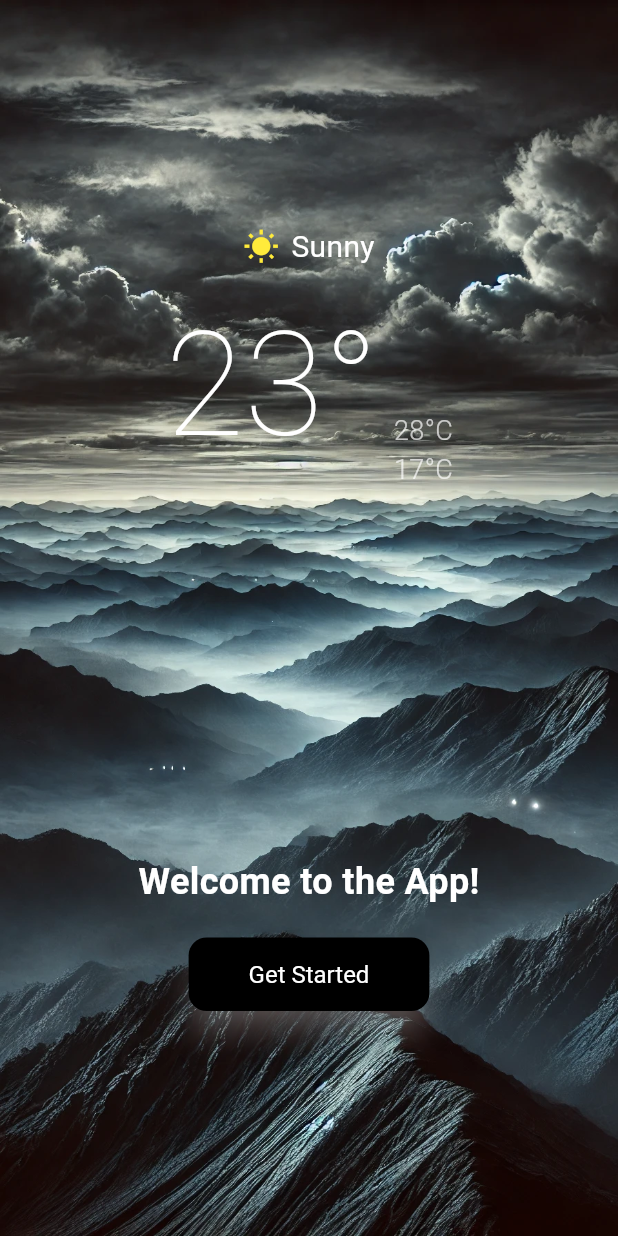
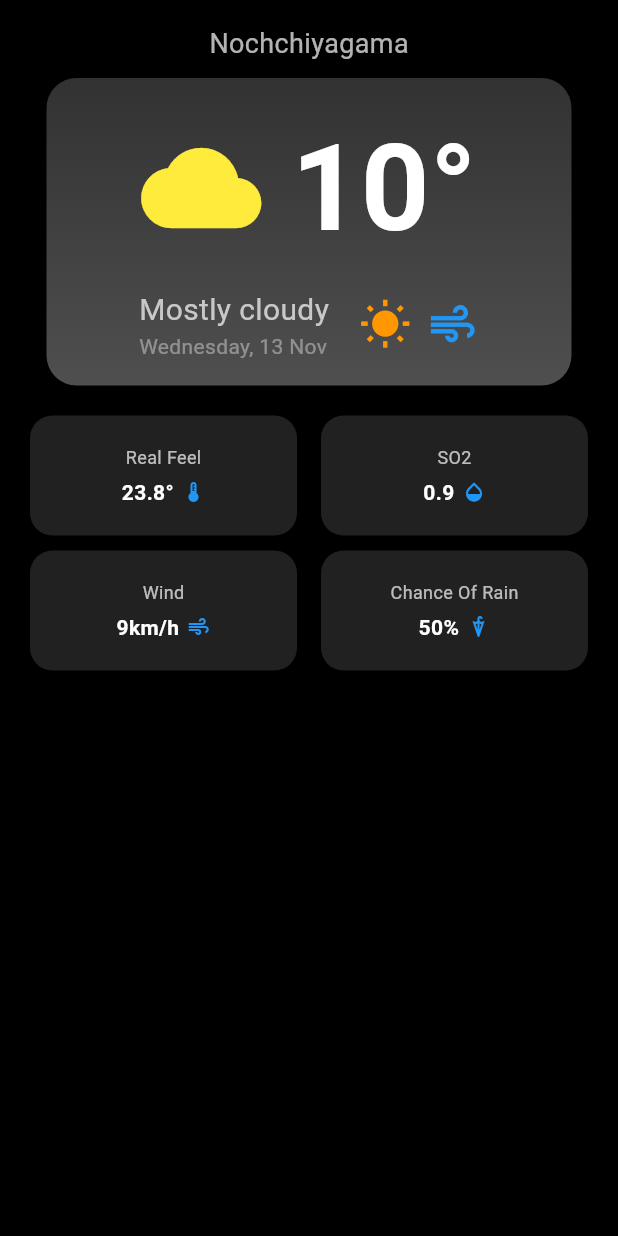
Before and after one commit to LakshanShalintha/Weather-App, a Flutter app: the screen it shows after launch, after a tap on "Get Started", on a phone screen of 412 x 824 dp. Run offline on Flutter 3.47's test engine with Material 3 defaults, Android fonts, the phone set to English and light mode, and no system bars.

Commit message:
Create Home Page

```diff
--- /dev/null
+++ b/weather_app/lib/Screens/Home.dart
@@ -0,0 +1,224 @@
+import 'package:flutter/material.dart';
+import 'package:intl/intl.dart';
+
+class Home extends StatefulWidget {
+  const Home({super.key});
+
+  @override
+  _HomeState createState() => _HomeState();
+}
+
+class _HomeState extends State<Home> {
+  final ScrollController _scrollController = ScrollController();
+
+  @override
+  void initState() {
+    super.initState();
+    WidgetsBinding.instance.addPostFrameCallback((_) {
+      _centerNowGrid();
+    });
+  }
+
+  // Function to center the "Now" grid based on the current time
+  void _centerNowGrid() {
+    int currentHour = DateTime
+        .now()
+        .hour;
+    int nowIndex = _getNowIndex(currentHour);
+
+    if (nowIndex != -1) {
+      // Calculate the position to scroll to the center
+      double scrollPosition = (nowIndex * 80.0) - MediaQuery
+          .of(context)
+          .size
+          .width / 2 + 40;
+      _scrollController.animateTo(
+        scrollPosition,
+        duration: Duration(milliseconds: 500),
+        curve: Curves.easeInOut,
+      );
+    }
+  }
+
+  // Determines the index of the "Now" slot based on the current hour
+  int _getNowIndex(int currentHour) {
+    List<String> timeSlots = [
+      "00:00",
+      "02:00",
+      "04:00",
+      "06:00",
+      "08:00",
+      "10:00",
+      "12:00",
+      "14:00",
+      "16:00",
+      "18:00",
+      "20:00",
+      "22:00"
+    ];
+    return timeSlots.indexWhere((time) {
+      int slotHour = int.parse(time.split(":")[0]);
+      return (slotHour == currentHour || slotHour == currentHour - 1);
+    });
+  }
+
+  @override
+  Widget build(BuildContext context) {
+    String currentDate = DateFormat('EEEE, d MMM').format(DateTime.now());
+    int currentHour = DateTime
+        .now()
+        .hour;
+
+    return Scaffold(
+      backgroundColor: Colors.black,
+
+      body: SingleChildScrollView(
+        padding: const EdgeInsets.all(16.0),
+        child: Column(
+          crossAxisAlignment: CrossAxisAlignment.center,
+          children: [
+            Center(
+              child: Column(
+                children: [
+                  const Text(
+                    "Nochchiyagama",
+                    style: TextStyle(
+                      color: Colors.white70,
+                      fontSize: 18,
+                    ),
+                  ),
+                  const SizedBox(height: 10),
+                  Container(
+                    width: 350,
+                    padding: const EdgeInsets.all(16),
+                    decoration: BoxDecoration(
+                      gradient: const LinearGradient(
+                        begin: Alignment.topCenter,
+                        end: Alignment.bottomCenter,
+                        colors: [
+                          Color(0xFF333232),
+                          Color(0xFF4F4F50),
+                        ],
+                      ),
+                      borderRadius: BorderRadius.circular(20),
+                    ),
+                    child: Column(
+                      children: [
+                        const Row(
+                          mainAxisAlignment: MainAxisAlignment.center,
+                          children: [
+                            Icon(Icons.cloud, color: Colors.yellow, size: 80),
+                            SizedBox(width: 20),
+                            Text(
+                              "10°",
+                              style: TextStyle(
+                                color: Colors.white,
+                                fontSize: 80,
+                                fontWeight: FontWeight.bold,
+                              ),
+                            ),
+                          ],
+                        ),
+                        const SizedBox(height: 10),
+                        Row(
+                          mainAxisAlignment: MainAxisAlignment.center,
+                          crossAxisAlignment: CrossAxisAlignment.center,
+                          children: [
+                            Column(
+                              crossAxisAlignment: CrossAxisAlignment.start,
+                              children: [
+                                const Text(
+                                  "Mostly cloudy",
+                                  style: TextStyle(
+                                      color: Colors.white70, fontSize: 20),
+                                ),
+                                Text(
+                                  currentDate,
+                                  style: const TextStyle(
+                                      color: Colors.white38, fontSize: 14),
+                                ),
+                              ],
+                            ),
+                            const SizedBox(width: 20),
+                            const Row(
+                              children: [
+                                Icon(Icons.wb_sunny, color: Colors.orange,
+                                    size: 35),
+                                SizedBox(width: 10),
+                                Icon(Icons.air, color: Colors.blue, size: 35),
+                              ],
+                            ),
+                          ],
+                        ),
+                      ],
+                    ),
+                  ),
+                ],
+              ),
+            ),
+            const SizedBox(height: 20),
+            Center(
+              child: Column(
+                children: [
+                  Row(
+                    mainAxisAlignment: MainAxisAlignment.center,
+                    children: [
+                      Expanded(child: _weatherDetail(
+                          "Real Feel", "23.8°", Icons.thermostat)),
+                      const SizedBox(width: 8),
+                      Expanded(
+                          child: _weatherDetail("SO2", "0.9", Icons.opacity)),
+                    ],
+                  ),
+                  const SizedBox(height: 10),
+                  Row(
+                    mainAxisAlignment: MainAxisAlignment.center,
+                    children: [
+                      Expanded(
+                          child: _weatherDetail("Wind", "9km/h", Icons.air)),
+                      const SizedBox(width: 8),
+                      Expanded(child: _weatherDetail(
+                          "Chance Of Rain", "50%", Icons.umbrella)),
+                    ],
+                  ),
+                ],
+              ),
+            ),
+
+          ],
+        ),
+      ),
+    );
+  }
+
+
+  Widget _weatherDetail(String title, String value, IconData icon) {
+    return Container(
+      height: 80,
+      margin: const EdgeInsets.symmetric(horizontal: 4),
+      padding: const EdgeInsets.all(10),
+      decoration: BoxDecoration(
+        color: Colors.grey[900],
+        borderRadius: BorderRadius.circular(15),
+      ),
+      child: Column(
+        mainAxisAlignment: MainAxisAlignment.center,
+        children: [
+          Text(title,
+              style: const TextStyle(color: Colors.white70, fontSize: 12)),
+          const SizedBox(height: 5),
+          Row(
+            mainAxisAlignment: MainAxisAlignment.center,
+            children: [
+              Text(value, style: const TextStyle(color: Colors.white,
+                  fontSize: 14,
+                  fontWeight: FontWeight.bold)),
+              const SizedBox(width: 5),
+              Icon(icon, color: Colors.blue, size: 16),
+            ],
+          ),
+        ],
+      ),
+    );
+  }
+}
--- a/weather_app/lib/Screens/Onboarding.dart
+++ b/weather_app/lib/Screens/Onboarding.dart
@@ -1,10 +1,15 @@
 import 'package:flutter/material.dart';
+import 'package:weather_app/Screens/Home.dart';
 
 class Onboarding extends StatelessWidget {
   const Onboarding({super.key});
 
   @override
   Widget build(BuildContext context) {
+    // Get screen width and height
+    double screenWidth = MediaQuery.of(context).size.width;
+    double screenHeight = MediaQuery.of(context).size.height;
+
     // Static weather information (e.g., temperature, high and low temperatures)
     String mainTemperature = '23°';
     String highTemperature = '28°C';
@@ -40,7 +45,7 @@
           ),
           // Display weather information at the top, centered
           Positioned(
-            top: 150, // Adjust the top position as needed
+            top: screenHeight * 0.18, // Adjust top position based on screen height
             left: 0,
             right: 0,
             child: Column(
@@ -53,20 +58,20 @@
                     Icon(
                       weatherIcon,
                       color: Colors.yellow,
-                      size: 24, // Small icon size
+                      size: screenWidth * 0.08, // Responsive icon size
                     ),
-                    const SizedBox(width: 8), // Space between icon and description
+                    SizedBox(width: screenWidth * 0.02), // Responsive spacing
                     Text(
                       weatherDescription,
-                      style: const TextStyle(
-                        fontSize: 20,
+                      style: TextStyle(
+                        fontSize: screenWidth * 0.06, // Responsive font size
                         color: Colors.white,
                         fontWeight: FontWeight.w400,
                       ),
                     ),
                   ],
                 ),
-                const SizedBox(height: 10), // Space between icon/description and temperature
+                SizedBox(height: screenHeight * 0.02), // Responsive spacing
                 // Weather Temperature
                 Row(
                   mainAxisAlignment: MainAxisAlignment.center,
@@ -74,30 +79,30 @@
                   children: [
                     Text(
                       mainTemperature,
-                      style: const TextStyle(
-                        fontSize: 96,
+                      style: TextStyle(
+                        fontSize: screenWidth * 0.3, // Responsive font size for main temperature
                         color: Colors.white,
-                        fontWeight: FontWeight.w200, // Thinner font weight for main temperature
+                        fontWeight: FontWeight.w400,
                       ),
                     ),
-                    const SizedBox(width: 10),
+                    SizedBox(width: screenWidth * 0.02),
                     Column(
                       mainAxisAlignment: MainAxisAlignment.end,
                       children: [
                         Text(
                           highTemperature,
-                          style: const TextStyle(
-                            fontSize: 18,
+                          style: TextStyle(
+                            fontSize: screenWidth * 0.05, // Responsive font size for high temperature
                             color: Colors.white70,
-                            fontWeight: FontWeight.w300, // Adjusted font weight for high temperature
+                            fontWeight: FontWeight.w400,
                           ),
                         ),
                         Text(
                           lowTemperature,
-                          style: const TextStyle(
-                            fontSize: 18,
+                          style: TextStyle(
+                            fontSize: screenWidth * 0.05, // Responsive font size for low temperature
                             color: Colors.white70,
-                            fontWeight: FontWeight.w300, // Adjusted font weight for low temperature
+                            fontWeight: FontWeight.w400,
                           ),
                         ),
                       ],
@@ -109,29 +114,35 @@
           ),
           // Overlay content at the bottom
           Positioned(
-            bottom: 150, // Distance from the bottom of the screen
+            bottom: screenHeight * 0.1, // Responsive distance from the bottom
             left: 0,
             right: 0,
             child: Column(
               mainAxisSize: MainAxisSize.min,
               children: [
-                const Text(
+                Text(
                   'Welcome to the App!',
                   style: TextStyle(
-                    fontSize: 24,
+                    fontSize: screenWidth * 0.06, // Responsive font size
                     fontWeight: FontWeight.bold,
-                    color: Colors.white, // Text color for contrast
+                    color: Colors.white,
                   ),
                 ),
-                const SizedBox(height: 20),
+                SizedBox(height: screenHeight * 0.02), // Responsive spacing
                 ElevatedButton(
                   onPressed: () {
-                    // Navigate to the next screen
+                    Navigator.push(
+                        context,
+                        MaterialPageRoute(builder: (context) => const Home()),
+                    );
                   },
                   style: ElevatedButton.styleFrom(
-                    backgroundColor: Colors.black, // Dark button color
-                    padding: const EdgeInsets.symmetric(horizontal: 40, vertical: 15),
-                    textStyle: const TextStyle(fontSize: 16),
+                    backgroundColor: Colors.black,
+                    padding: EdgeInsets.symmetric(
+                      horizontal: screenWidth * 0.1, // Responsive horizontal padding
+                      vertical: screenHeight * 0.02, // Responsive vertical padding
+                    ),
+                    textStyle: TextStyle(fontSize: screenWidth * 0.045),
                     elevation: 8, // Adds a shadow effect
                     shadowColor: Colors.white.withOpacity(0.5), // Shadow color
                     shape: RoundedRectangleBorder(
```
